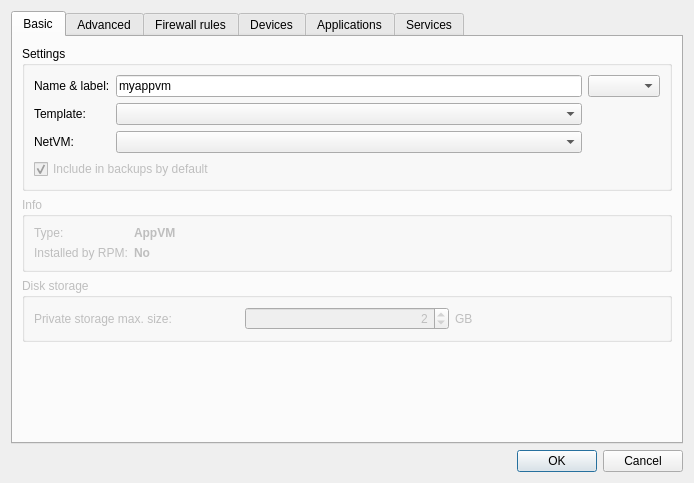
Qt form settingsdlg.ui (QubesOS/qubes-manager) before a commit.
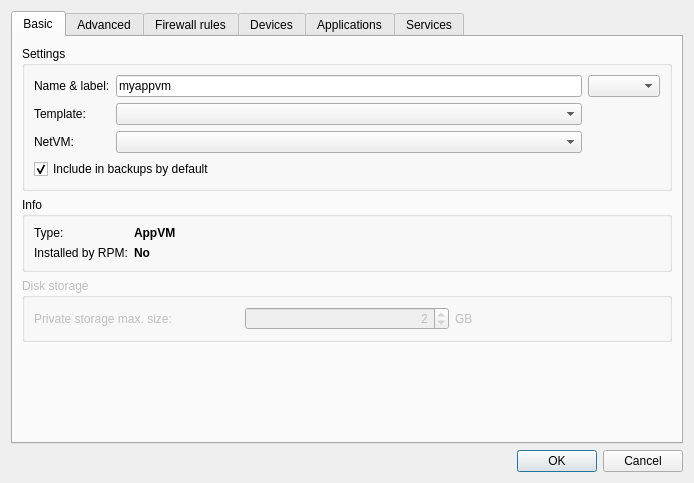
The same form after that commit. The open tabs and pages were chosen to show the change. Icons and pictures are not drawn.

Commit message: DisposableVM icon

Patch:
```diff
--- a/settingsdlg.ui
+++ b/settingsdlg.ui
@@ -89,7 +89,7 @@
             <item row="3" column="0" colspan="2">
              <widget class="QCheckBox" name="checkBox">
               <property name="enabled">
-               <bool>false</bool>
+               <bool>true</bool>
               </property>
               <property name="text">
                <string>Include in backups by default</string>
@@ -105,7 +105,7 @@
          <item>
           <widget class="QGroupBox" name="groupBox_4">
            <property name="enabled">
-            <bool>false</bool>
+            <bool>true</bool>
            </property>
            <property name="title">
             <string>Info</string>
```
Left out of the diff: 2 changed lines with no effect on the pictures. The commit also changes 1 other file.
